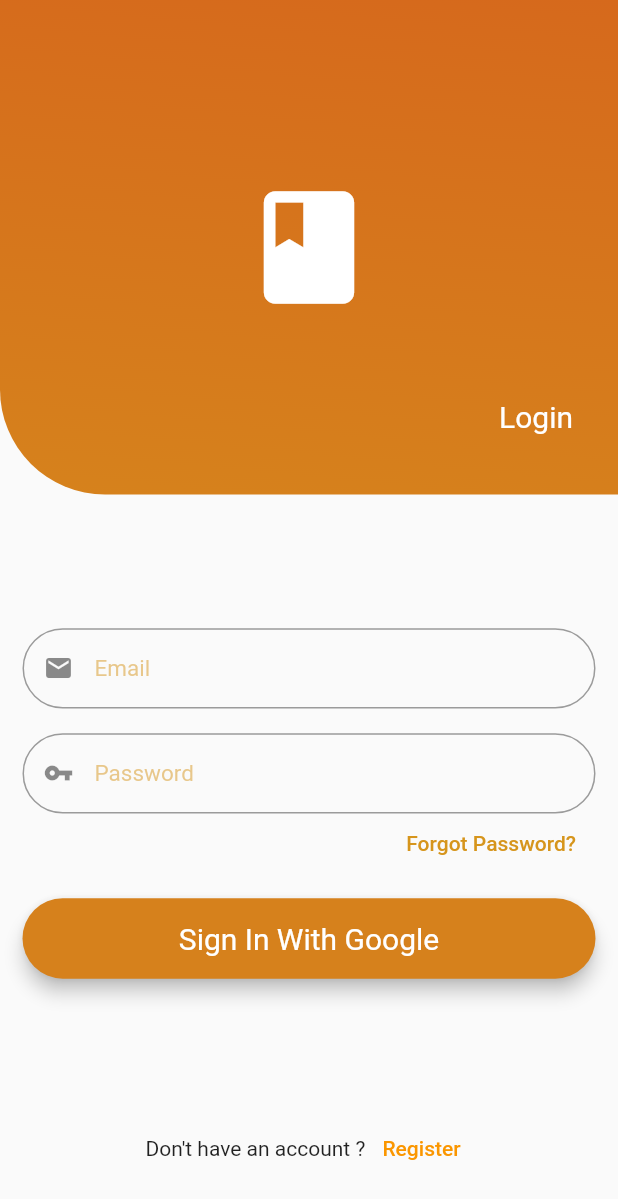
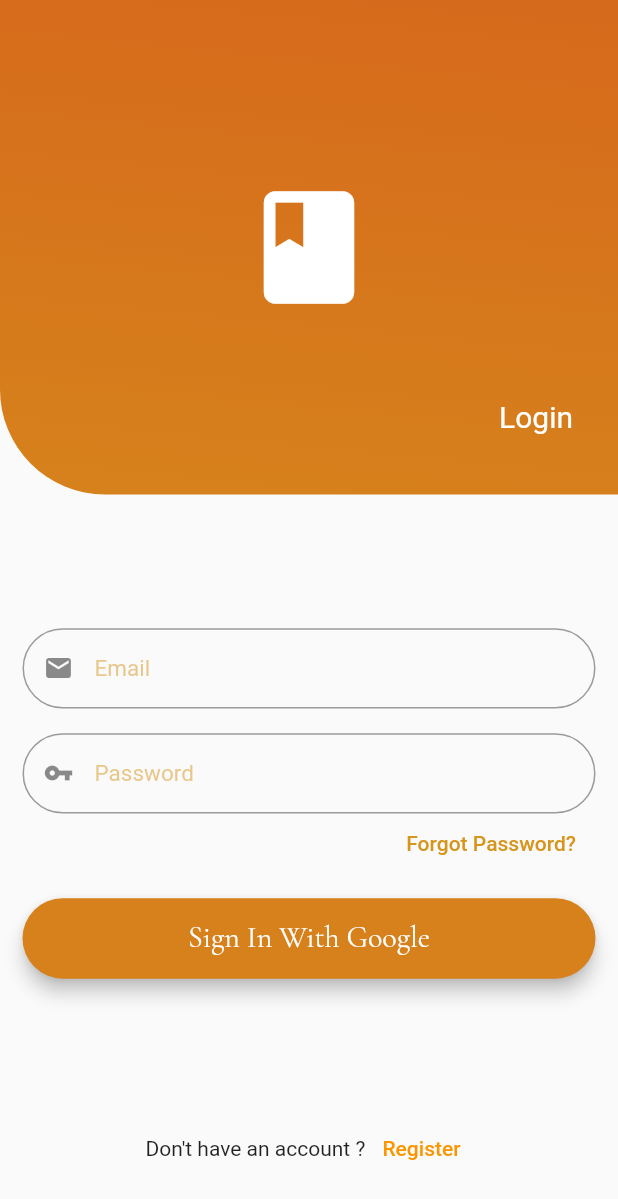
Before and after one commit to mnomancode/diary_app, a Flutter app: the screen it shows after launch, on a phone screen of 412 x 824 dp. Shown: the top 1199 px of the screen. Run offline on Flutter 3.47's test engine with Material 2 defaults, Android fonts, the phone set to English and light mode, and no system bars.

Commit message:
added fonts

```diff
--- a/lib/View/screnes/login_screen.dart
+++ b/lib/View/screnes/login_screen.dart
@@ -136,10 +136,13 @@ class _LoginScreenState extends State<LoginScreen> {
                           borderRadius: BorderRadius.circular(30)),
                       padding: const EdgeInsets.symmetric(
                           horizontal: 50, vertical: 10),
-                      textStyle: const TextStyle(fontSize: 20),
+                      textStyle: const TextStyle(
+                          fontSize: 20, fontFamily: 'CormorantGaramond'),
                     ),
-                    child: const Text(
-                      'Sign In With Google',
+                    child: const FittedBox(
+                      child: Text(
+                        'Sign In With Google',
+                      ),
                     ),
                     // ignore: avoid_print
                     onPressed: () => print('op'),
```
Also changed, not shown: pubspec.yaml (+4 -4 lines), assets/Fonts/CormorantGaramond-Regular.ttf (added).
